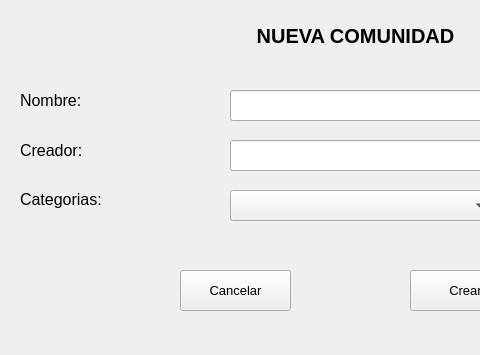
Old version of the form view/ventanas_qt/ventana_nueva_comunidad.ui in the repository phkandresc/app-habitos-saludables; both pictures show x 190 to 670 and y 0 to 355 of the 1093 by 355 pixel window.
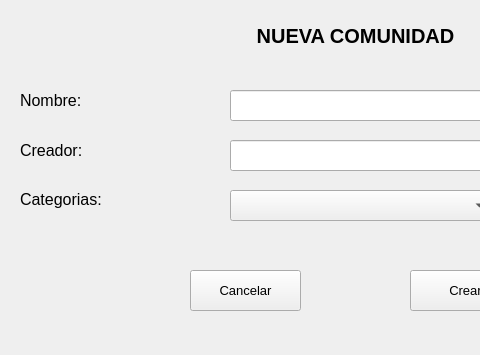
New version of the form.

Diff of the .ui file:
```diff
--- a/view/ventanas_qt/ventana_nueva_comunidad.ui
+++ b/view/ventanas_qt/ventana_nueva_comunidad.ui
@@ -108,7 +108,7 @@
   <widget class="QPushButton" name="btnCancelar">
    <property name="geometry">
     <rect>
-     <x>370</x>
+     <x>380</x>
      <y>270</y>
      <width>111</width>
      <height>41</height>
```
